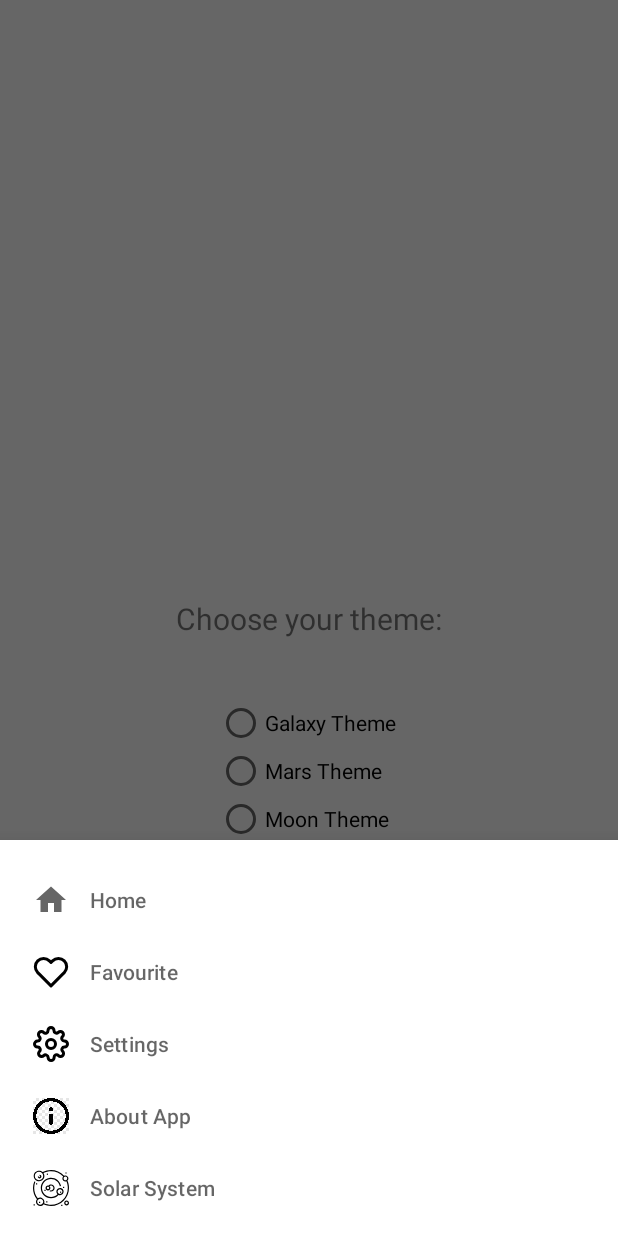
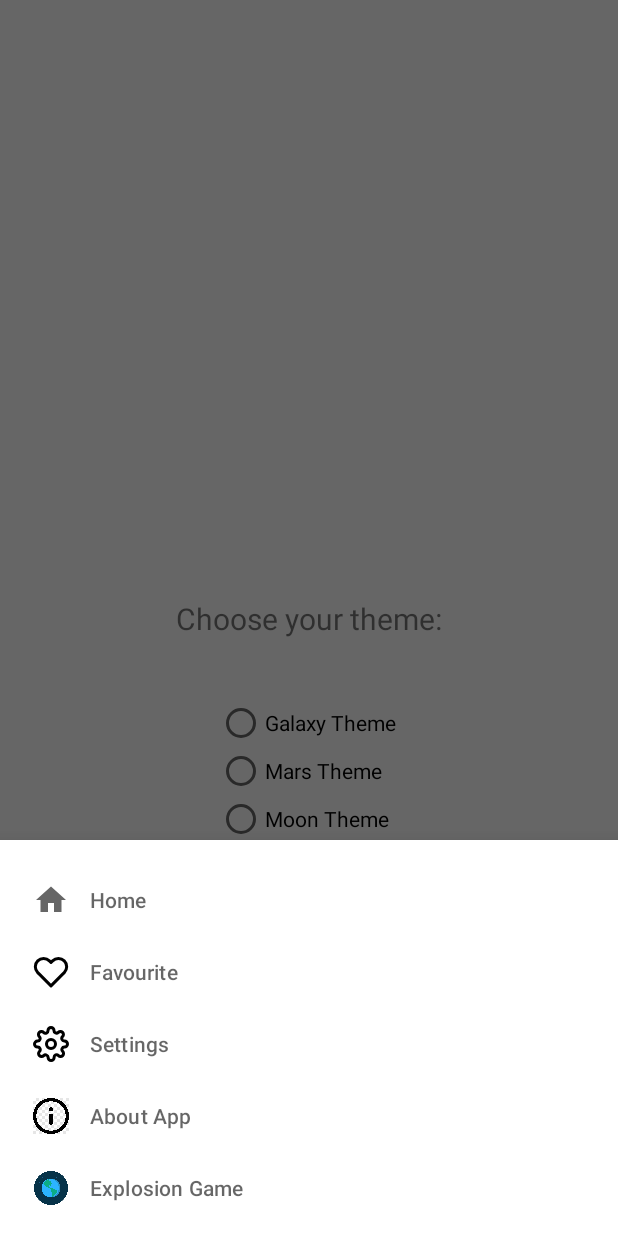
Before and after one commit to JuliaFalstaff/Nasa, an Android app: the fragment BottomNavigationDrawerFragment placed in its activity, after a tap on "Settings", on a phone screen of 412 x 824 dp. Run offline under Robolectric (Android 15) with nearby library versions, the phone set to English and light mode, and no system bars; pictures from the network do not load; Roboto replaces fonts that are not available here.

Commit message:
add explosion game

```diff
--- a/app/src/main/java/com/example/nasaapp/view/bottomnavigationdrawer/BottomNavigationDrawerFragment.kt
+++ b/app/src/main/java/com/example/nasaapp/view/bottomnavigationdrawer/BottomNavigationDrawerFragment.kt
@@ -9,6 +9,7 @@ import androidx.fragment.app.Fragment
 import com.example.nasaapp.R
 import com.example.nasaapp.databinding.BottomNavigationLayoutBinding
 import com.example.nasaapp.view.about.AboutAppFragment
+import com.example.nasaapp.view.explodegame.ExplosionGameFragment
 import com.example.nasaapp.view.settings.SettingsFragment
 import com.example.nasaapp.view.solarsystem.SolarSystemFragment
 import com.google.android.material.bottomsheet.BottomSheetDialogFragment
@@ -37,7 +38,7 @@ class BottomNavigationDrawerFragment : BottomSheetDialogFragment() {
             when (it.itemId) {
                 R.id.action_fav -> Toast.makeText(context, getString(R.string.favourite), Toast.LENGTH_SHORT).show()
                 R.id.action_settings -> openFragment(SettingsFragment())
-                R.id.action_solar -> openFragment(SolarSystemFragment())
+                R.id.action_explosion_game -> openFragment(ExplosionGameFragment())
                 R.id.action_about -> openFragment(AboutAppFragment())
             }
             true
--- a/app/src/main/res/menu/menu_bottom_bar.xml
+++ b/app/src/main/res/menu/menu_bottom_bar.xml
@@ -18,4 +18,10 @@
         android:icon="@drawable/ic_system"
         android:title="@string/settings"
         app:showAsAction="always" />
+
+    <item
+        android:id="@+id/app_bar_explosion_game"
+        android:icon="@drawable/ic_earth_new"
+        android:title="@string/explosion_game"
+        app:showAsAction="always" />
 </menu>
--- a/app/src/main/res/menu/menu_bottom_navigation.xml
+++ b/app/src/main/res/menu/menu_bottom_navigation.xml
@@ -27,8 +27,8 @@
         app:showAsAction="always" />
 
     <item
-        android:id="@+id/action_solar"
-        android:icon="@drawable/ic_system"
-        android:title="@string/solar_system"
+        android:id="@+id/action_explosion_game"
+        android:icon="@drawable/ic_earth_new"
+        android:title="@string/explosion_game"
         app:showAsAction="always" />
 </menu>
--- a/app/src/main/res/values/strings.xml
+++ b/app/src/main/res/values/strings.xml
@@ -36,4 +36,5 @@
     <string name="solar_system">Solar System</string>
     <string name="about_title">About NASA portal</string>
     <string name="title_picture_of_day">Hello, here is a picture of a day!</string>
+    <string name="explosion_game">Explosion Game</string>
 </resources>
```
Also changed, not shown: app/src/main/java/com/example/nasaapp/view/explodegame/ExplosionGameFragment.kt (added, +83 -0 lines), app/src/main/java/com/example/nasaapp/view/picture/PODFragment.kt (+5 -4 lines), app/src/main/res/layout/fragment_explosion_game_list_item.xml (added, +9 -0 lines), app/src/main/res/layout/fragment_explosion_game_recycler.xml (added, +10 -0 lines).
